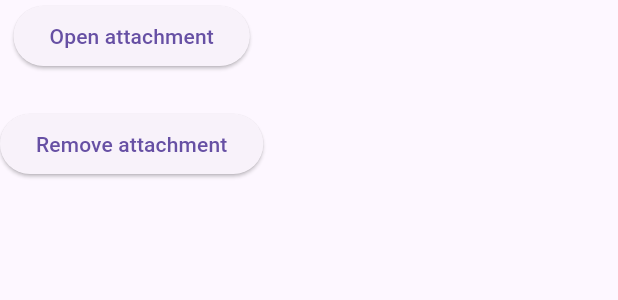
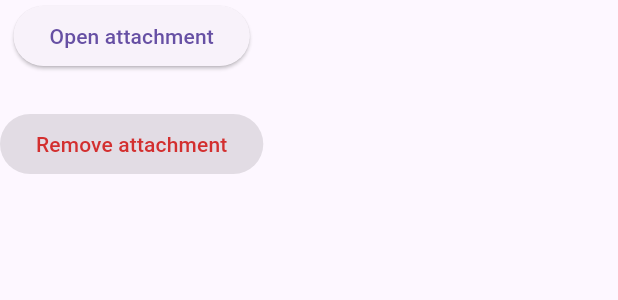
Before and after one commit to ItayElf/Sonata, a Flutter app: the PieceAttachmentButtons widget shown alone on an empty page, opened directly with empty values, after a tap on "Remove attachment", on a phone screen of 412 x 824 dp. Shown: the top 300 px of the screen. Run offline on Flutter 3.47's test engine with Material 3 defaults, Android fonts, the phone set to English and light mode, and no system bars; our stand-ins replace flutter_colorpicker, from_css_color, google_fonts, shared_preferences; missing offline and left inert: textfield_tags; accounts and stored records are empty.

Commit message:
Feat: removing attachments

```diff
--- a/lib/communication/files.dart
+++ b/lib/communication/files.dart
@@ -8,7 +8,7 @@ const _filesUrl = "$apiUrl/files";
 
 Future<Result<Piece>> uploadLinkRequest(
   String pieceId,
-  String link,
+  String? link,
   String accessToken,
 ) async {
   final response = await postRequest(
--- a/lib/components/pieces/piece_attachment_buttons.dart
+++ b/lib/components/pieces/piece_attachment_buttons.dart
@@ -35,7 +35,13 @@ class PieceAttachmentButtons extends StatelessWidget {
       const SizedBox(height: 24),
       FutureElevatedButton(
         onPressed: () => onRemoveAttachment(context),
-        child: const Text("Remove attachment"),
+        style: ElevatedButton.styleFrom(
+          backgroundColor: Colors.red.shade50,
+        ),
+        child: Text(
+          "Remove attachment",
+          style: TextStyle(color: Colors.red.shade700),
+        ),
       ),
     ]);
   }
@@ -50,7 +56,22 @@ class PieceAttachmentButtons extends StatelessWidget {
 
   Future onOpenAttachment(BuildContext context) async {}
 
-  Future onRemoveAttachment(BuildContext context) async {}
+  Future onRemoveAttachment(BuildContext context) async {
+    final state = Provider.of<GlobalState>(context, listen: false);
+    final result = await uploadLinkRequest(
+      piece.id,
+      null,
+      state.token,
+    );
+    if (result.isError) {
+      if (context.mounted) {
+        ScaffoldMessenger.of(context)
+            .showSnackBar(SnackBar(content: Text(result.error!)));
+      }
+      return;
+    }
+    state.editPiece(piece, result.data!);
+  }
 }
 
 class _LinkUploadDialog extends StatefulWidget {
```
